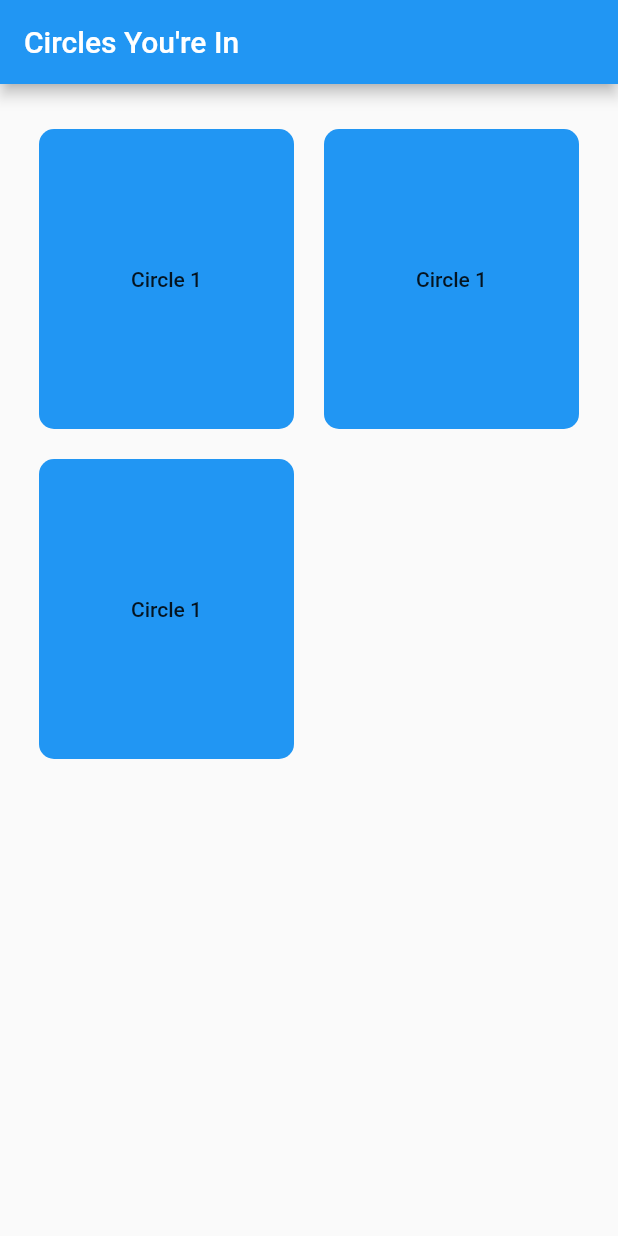
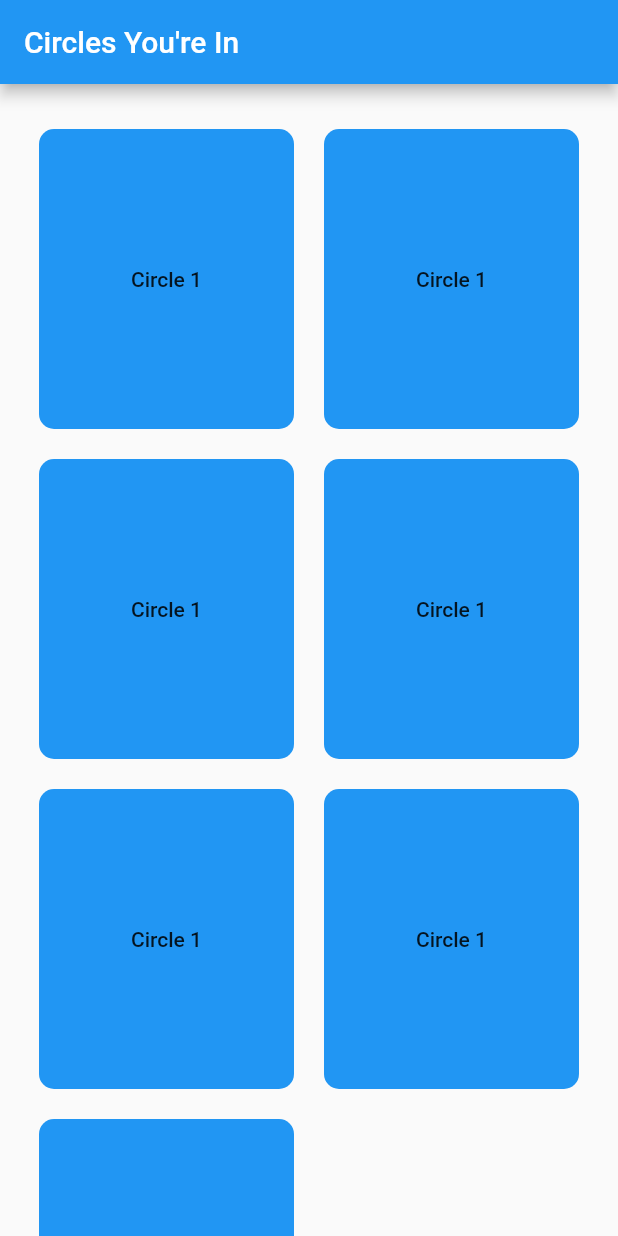
Before and after one commit to seongjinemong/circlemanage, a Flutter app: the HomePage screen opened directly, on a phone screen of 412 x 824 dp. Run offline on Flutter 3.47's test engine with Material 2 defaults, Android fonts, the light colour scheme and no system bars.

Commit message:
Added Containers for SingleChildScrollView

```diff
--- a/lib/home/home.dart
+++ b/lib/home/home.dart
@@ -57,7 +57,54 @@ class _HomePageState extends State<HomePage> {
                   onPressed: () {},
                 ),
             ),
-
+            Container(
+              height: 200,
+              width: 170,
+              child: RaisedButton(
+                  elevation: Dimen.elevation,
+                  highlightElevation: Dimen.highlightelevation,
+                  shape: RoundedRectangleBorder(borderRadius: BorderRadius.circular(10.0)),
+                  color: Colors.blue,
+                  child: Text("Circle 1"),
+                  onPressed: () {},
+                ),
+            ),
+            Container(
+              height: 200,
+              width: 170,
+              child: RaisedButton(
+                  elevation: Dimen.elevation,
+                  highlightElevation: Dimen.highlightelevation,
+                  shape: RoundedRectangleBorder(borderRadius: BorderRadius.circular(10.0)),
+                  color: Colors.blue,
+                  child: Text("Circle 1"),
+                  onPressed: () {},
+                ),
+            ),
+            Container(
+              height: 200,
+              width: 170,
+              child: RaisedButton(
+                  elevation: Dimen.elevation,
+                  highlightElevation: Dimen.highlightelevation,
+                  shape: RoundedRectangleBorder(borderRadius: BorderRadius.circular(10.0)),
+                  color: Colors.blue,
+                  child: Text("Circle 1"),
+                  onPressed: () {},
+                ),
+            ),
+            Container(
+              height: 200,
+              width: 170,
+              child: RaisedButton(
+                  elevation: Dimen.elevation,
+                  highlightElevation: Dimen.highlightelevation,
+                  shape: RoundedRectangleBorder(borderRadius: BorderRadius.circular(10.0)),
+                  color: Colors.blue,
+                  child: Text("Circle 1"),
+                  onPressed: () {},
+                ),
+            ),
           ],
         ),
           ),
```
Also changed, not shown: 1 other file.
